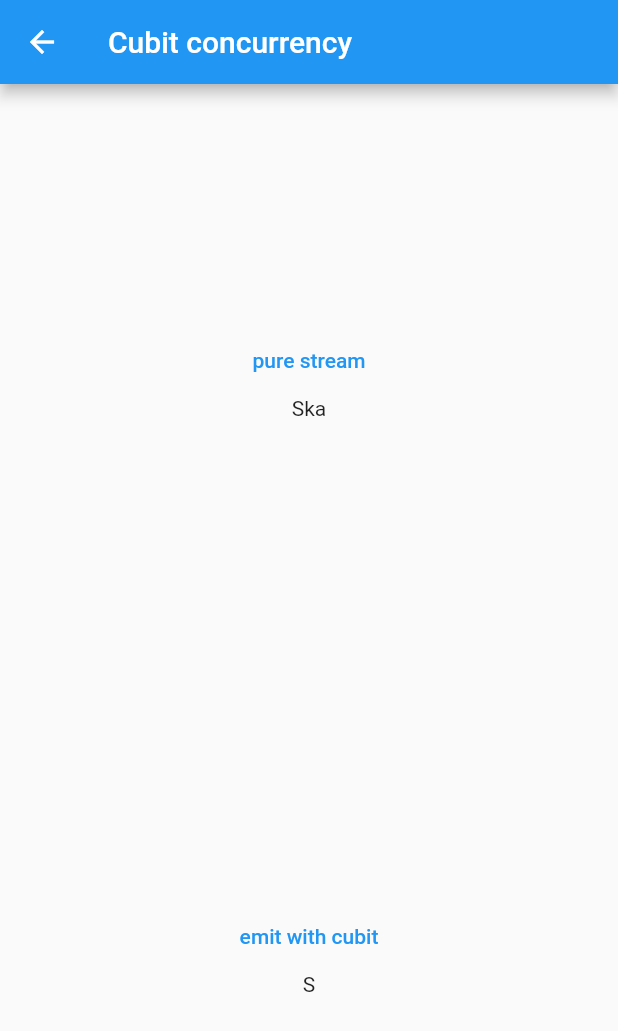
After one commit to itWithGeorge/bloc_concurrency, a Flutter app: the EasyCharCubitScreen screen opened by its route, after a tap on "pure stream", after a tap on "emit with cubit", on a phone screen of 412 x 824 dp. The commit adds this screen. Shown: the top 1031 px of the screen. Run offline on Flutter 3.47's test engine with Material 2 defaults, Android fonts, the phone set to English and light mode, and no system bars; our stand-ins replace bloc, bloc_concurrency, flutter_bloc.

Commit message:
cubit concurreny &  pure stream [#7]

```diff
--- a/lib/common/presentation/router/common_router.dart
+++ b/lib/common/presentation/router/common_router.dart
@@ -3,6 +3,7 @@ import 'package:flutter_bloc/flutter_bloc.dart';
 import 'package:skawa_bloc_test/common/presentation/screens/home_screen.dart';
 import 'package:skawa_bloc_test/bloc_concurrency/logic/bloc/character_bloc.dart';
 import 'package:skawa_bloc_test/bloc_concurrency/presentation/screens/easy_character_bloc.dart';
+import 'package:skawa_bloc_test/cubit_concurrency/presentation/screens/easy_char_cubit.dart';
 
 class CommonRouter {
   Route? onGenerateRoute(RouteSettings routesettings) {
@@ -18,6 +19,9 @@ class CommonRouter {
                   child: const EasyCharacterBlocScreen(),
                 ));
 
+      case '/easyCubit':
+        return MaterialPageRoute(builder: (_) => const EasyCharCubitScreen());
+
       default:
         return null;
     }
--- a/lib/common/presentation/screens/home_screen.dart
+++ b/lib/common/presentation/screens/home_screen.dart
@@ -16,7 +16,9 @@ class HomeScreen extends StatelessWidget {
                 onPressed: () =>
                     Navigator.of(context).pushNamed('/easyConcurrency'),
                 child: const Text('Bloc concurrency')),
-            TextButton(onPressed: () => {}, child: const Text('Next screen')),
+            TextButton(
+                onPressed: () => Navigator.of(context).pushNamed('/easyCubit'),
+                child: const Text('Cubit concurrency')),
           ],
         ),
       ),
--- /dev/null
+++ b/lib/cubit_concurrency/data/service/future_stream_generator.dart
@@ -0,0 +1,25 @@
+import 'dart:async';
+
+import 'package:skawa_bloc_test/common/data/model/character.dart';
+
+class FutureStremGenerator {
+  FutureStremGenerator._();
+  static final _instance = FutureStremGenerator._();
+  factory FutureStremGenerator.instance() => _instance;
+
+  Stream<String> generateEasyStringStream() {
+    List<String> _chars = message.split('');
+    List<Future<String>> _futures = [];
+    for (int i = 0; i < _chars.length; i++) {
+      if (_chars[i] == 'w') {
+        _futures.add(_futureFn(deleay: message.length, char: _chars[i]));
+      } else {
+        _futures.add(_futureFn(deleay: i, char: _chars[i]));
+      }
+    }
+    return Stream<String>.fromFutures(_futures);
+  }
+
+  Future<String> _futureFn({required int deleay, required String char}) =>
+      Future.delayed(Duration(seconds: deleay), () => char);
+}
--- /dev/null
+++ b/lib/cubit_concurrency/logic/cubit/char_cubit.dart
@@ -0,0 +1,22 @@
+import 'package:bloc/bloc.dart';
+import 'package:skawa_bloc_test/common/data/model/character.dart';
+
+part 'char_state.dart';
+
+class CharCubit extends Cubit<CharState> {
+  CharCubit() : super(CharInitial());
+
+  Future<String> _stringFn({required int delay, required String char}) =>
+      Future.delayed(Duration(seconds: delay), () => char);
+
+  void addFutureChars() async {
+    for (var i = 0; i < message.length; i++) {
+      if (message[i] == 'w') {
+        emit(CharState(
+            char: await _stringFn(delay: message.length, char: message[i])));
+      } else {
+        emit(CharState(char: await _stringFn(delay: 1, char: message[i])));
+      }
+    }
+  }
+}
--- /dev/null
+++ b/lib/cubit_concurrency/logic/cubit/char_state.dart
@@ -0,0 +1,24 @@
+// ignore_for_file: public_member_api_docs, sort_constructors_first
+part of 'char_cubit.dart';
+
+class CharState {
+  final String char;
+  const CharState({required this.char});
+
+  @override
+  bool operator ==(covariant CharState other) {
+    if (identical(this, other)) return true;
+
+    return other.char == char;
+  }
+
+  @override
+  int get hashCode => char.hashCode;
+
+  @override
+  String toString() => 'CharState(char: $char)';
+}
+
+class CharInitial extends CharState {
+  CharInitial() : super(char: '');
+}
--- /dev/null
+++ b/lib/cubit_concurrency/presentation/screens/easy_char_cubit.dart
@@ -0,0 +1,98 @@
+import 'package:flutter/material.dart';
+import 'package:skawa_bloc_test/cubit_concurrency/data/service/future_stream_generator.dart';
+import 'package:skawa_bloc_test/cubit_concurrency/logic/cubit/char_cubit.dart';
+
+class EasyCharCubitScreen extends StatefulWidget {
+  const EasyCharCubitScreen({Key? key}) : super(key: key);
+
+  @override
+  State<EasyCharCubitScreen> createState() => _EasyCharCubitScreenState();
+}
+
+class _EasyCharCubitScreenState extends State<EasyCharCubitScreen> {
+  late CharCubit _charCubit;
+  // placeholder for string literal from cubit
+  String _data = '';
+  // placeholder for string literal from pure stream
+  String _streamData = '';
+
+  @override
+  void initState() {
+    super.initState();
+    _charCubit = CharCubit();
+  }
+
+  @override
+  void dispose() {
+    _charCubit.close();
+    super.dispose();
+  }
+
+  void _modifyStreamData(String newData) => setState(() {
+        _streamData = newData;
+      });
+
+  void _appendStreamData(String newData) => setState(() {
+        _streamData += newData;
+      });
+
+  void _initPusreStream() {
+    if (_streamData != '') {
+      _modifyStreamData('');
+    }
+    FutureStremGenerator.instance().generateEasyStringStream().listen(
+        _appendStreamData,
+        onDone: () => debugPrint('_initPusreStream DONE'),
+        onError: (error) => _modifyStreamData(error.toString()));
+  }
+
+  @override
+  Widget build(BuildContext context) {
+    return Scaffold(
+      appBar: AppBar(
+        title: const Text('Cubit concurrency'),
+      ),
+      body: Column(
+        children: [
+          Expanded(
+            child: Center(
+              child: Column(
+                mainAxisAlignment: MainAxisAlignment.center,
+                children: [
+                  TextButton(
+                      onPressed: _initPusreStream,
+                      child: const Text('pure stream')),
+                  Text(_streamData)
+                ],
+              ),
+            ),
+          ),
+          Expanded(
+            child: Center(
+              child: Column(
+                mainAxisAlignment: MainAxisAlignment.center,
+                children: [
+                  TextButton(
+                      onPressed: () => _charCubit.addFutureChars(),
+                      child: const Text('emit with cubit')),
+                  StreamBuilder<CharState>(
+                    stream: _charCubit.stream,
+                    builder: (context, snapshot) {
+                      if (snapshot.connectionState == ConnectionState.active &&
+                          snapshot.hasData) {
+                        _data += snapshot.data!.char;
+                        return Text(_data);
+                      }
+                      // no need to hassle here...
+                      return const CircularProgressIndicator();
+                    },
+                  )
+                ],
+              ),
+            ),
+          )
+        ],
+      ),
+    );
+  }
+}
```
